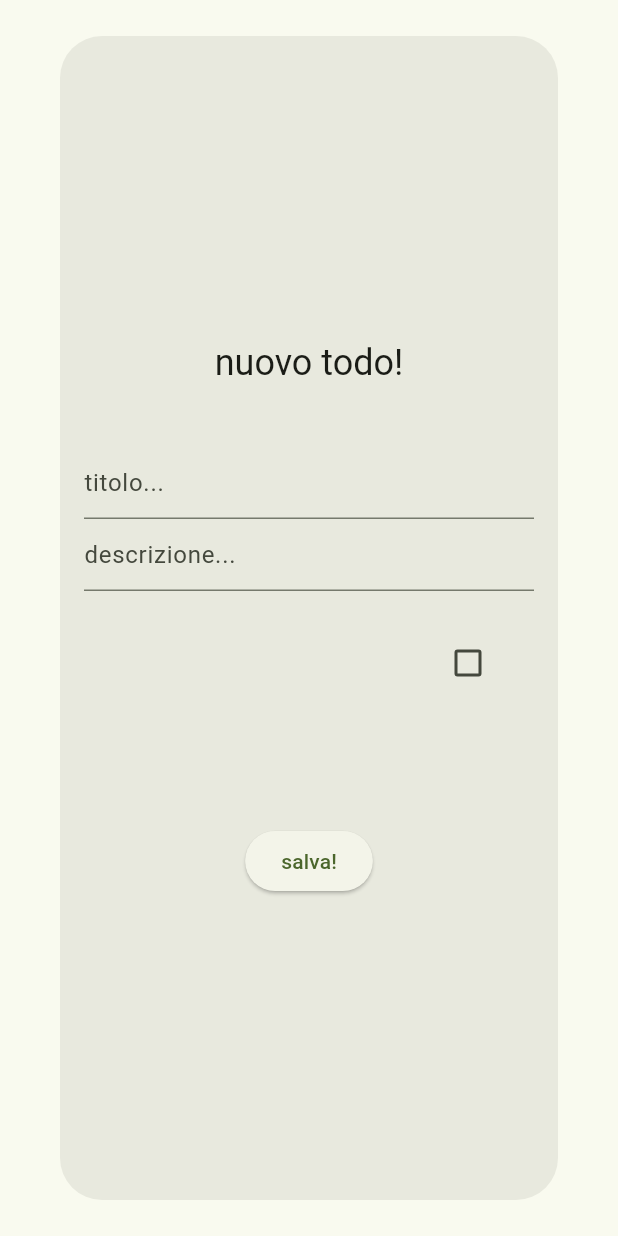
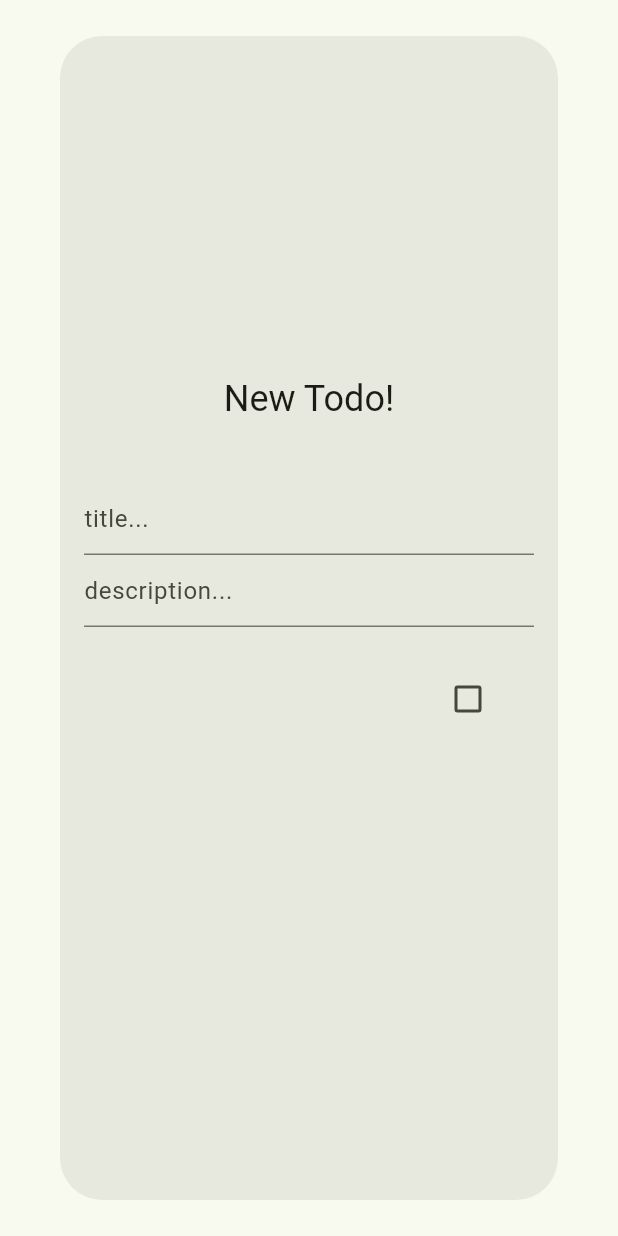
Before and after one commit to CammarataLudovico/flutter_void, a Flutter app: the AddTodoFormDialog widget shown alone on an empty page, opened directly, on a phone screen of 412 x 824 dp. Run offline on Flutter 3.47's test engine with Material 3 defaults, Android fonts, the phone set to English and light mode, and no system bars; drawn by our look-alikes of reactive_forms.

Commit message:
Fix form labels and validation messages in AddTodoFormDialog and AddTodoPage

```diff
--- a/lib/form.dart
+++ b/lib/form.dart
@@ -48,25 +48,35 @@ class _AddTodoFormDialogState extends State<AddTodoFormDialog> {
           child: Column(
             mainAxisAlignment: MainAxisAlignment.center,
             children: [
-              Text("nuovo todo!", style: theme.textTheme.headlineSmall),
+              Text("New Todo!", style: theme.textTheme.headlineSmall),
               SizedBox(height: 40),
               ReactiveTextField<String>(
                 formControlName: "title",
-                decoration: InputDecoration(hintText: "titolo..."),
+                decoration: InputDecoration(hintText: "title..."),
                 validationMessages: {
-                  ValidationMessage.required: (_) => "Ttile is required!",
+                  ValidationMessage.required: (_) => "Title is required!",
                   ValidationMessage.minLength: (error) =>
-                      'At least 3 characters!',
+                      'AT least 3 carachters!',
                 },
               ),
               ReactiveTextField(
                 formControlName: "description",
-                decoration: InputDecoration(hintText: "descrizione..."),
+                decoration: InputDecoration(hintText: "description..."),
+                validationMessages: {
+                  ValidationMessage.required: (_) => "description is required!",
+                  ValidationMessage.minLength: (error) => 'At least 20 caracthers!',
+                },
               ),
               SizedBox(height: 20),
               ReactiveCheckboxListTile(formControlName: "t&c"),
               SizedBox(height: 80),
-              ElevatedButton(onPressed: _submit, child: Text("salva!")),
+              ReactiveFormConsumer(
+                builder: (context, form, child) {
+                  return form.valid
+                      ? ElevatedButton(onPressed: _submit, child: Text("Save!"))
+                      : SizedBox.shrink();
+                },
+              ),
             ],
           ),
         ),
@@ -81,7 +91,7 @@ class _AddTodoFormDialogState extends State<AddTodoFormDialog> {
       createdAt: DateTime.now(),
       title: _form.control("title").value,
       description: _form.control("description").value,
-      isDone: _form.control("t&c").value,
+      isDone: false,
     );
 
     Navigator.pop(context, todo);
@@ -111,7 +121,6 @@ class _AddTodoPageState extends State<AddTodoPage> {
         value: "",
         validators: [Validators.required, Validators.minLength(20)],
       ),
-      // checkbox must be true
       "t&c": FormControl<bool>(
         value: false,
         validators: [Validators.requiredTrue],
@@ -148,7 +157,7 @@ class _AddTodoPageState extends State<AddTodoPage> {
                 validationMessages: {
                   ValidationMessage.required: (_) => 'Title is required!',
                   ValidationMessage.minLength: (error) =>
-                      'At least ${(error as Map<String, dynamic>)['requiredLength']} characters!',
+                      'At least 3 characters!',
                 },
               ),
               ReactiveTextField(
@@ -157,7 +166,7 @@ class _AddTodoPageState extends State<AddTodoPage> {
                 validationMessages: {
                   ValidationMessage.required: (_) => 'Description is required!',
                   ValidationMessage.minLength: (error) =>
-                      'At least ${(error as Map<String, dynamic>)['requiredLength']} characters!',
+                      'At least 20 characters!',
                 },
               ),
               SizedBox(height: 20),
@@ -166,7 +175,13 @@ class _AddTodoPageState extends State<AddTodoPage> {
                 title: const Text("Accept terms and condition of the Application!"),
               ),
               SizedBox(height: 80),
-              ElevatedButton(onPressed: _submit, child: Text("Save!")),
+              ReactiveFormConsumer(
+                builder: (context, form, child) {
+                  return form.valid
+                      ? ElevatedButton(onPressed: _submit, child: Text("Save!"))
+                      : SizedBox.shrink();
+                },
+              ),
             ],
           ),
         ),
@@ -181,7 +196,7 @@ class _AddTodoPageState extends State<AddTodoPage> {
       createdAt: DateTime.now(),
       title: _form.control("title").value,
       description: _form.control("description").value,
-      isDone: _form.control("t&c").value,
+      isDone: false,
     );
 
     Navigator.pop(context, todo);
```
